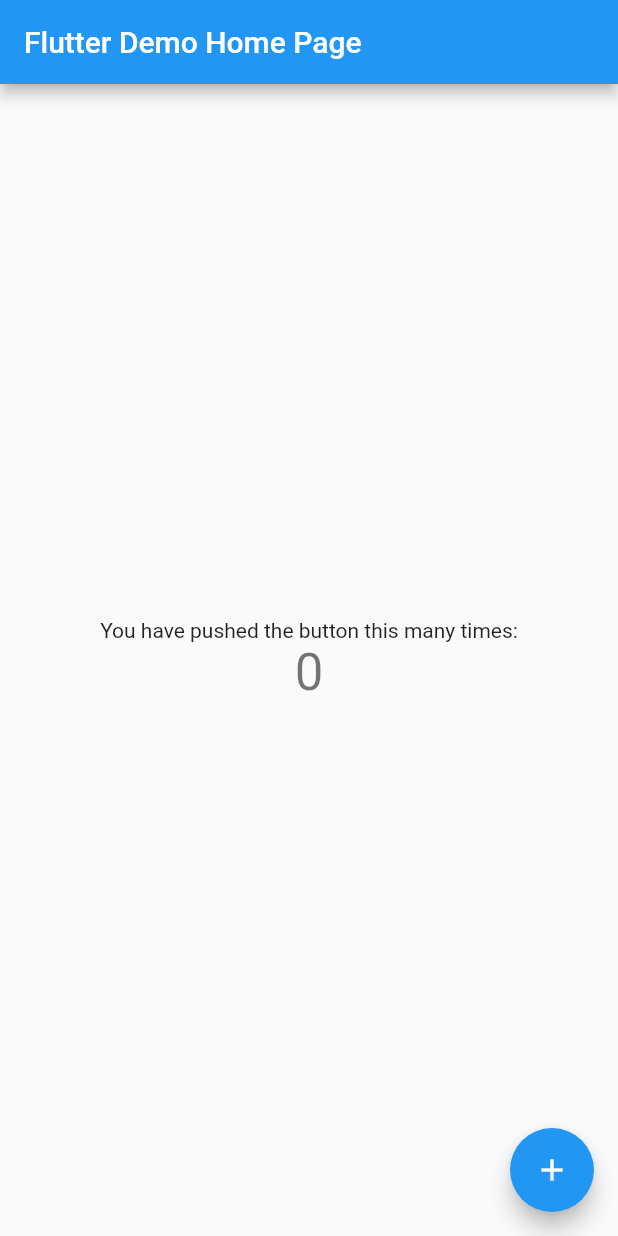
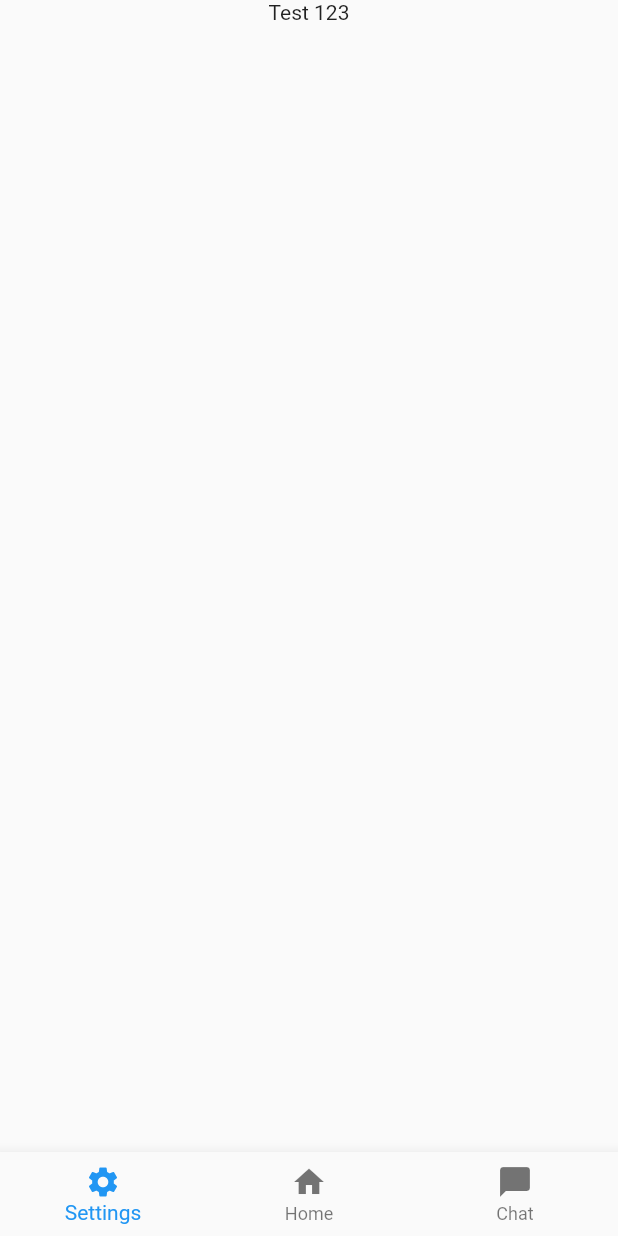
Before and after one commit to lucastarche/studdy-buddy, a Flutter app: the screen it shows after launch, on a phone screen of 412 x 824 dp. Run offline on Flutter 3.47's test engine with Material 2 defaults, Android fonts, the phone set to English and light mode, and no system bars.

Commit message:
Setup bottom navigation bar

```diff
--- /dev/null
+++ b/lib/components/app_scaffold.dart
@@ -0,0 +1,30 @@
+import 'package:flutter/material.dart';
+import 'package:studdy_buddy/components/bottom_navigation_bar.dart';
+
+import '../routes.dart';
+
+class AppScaffold extends StatelessWidget {
+  final Widget? body;
+  const AppScaffold({
+    super.key,
+    this.body,
+  });
+
+  @override
+  Widget build(BuildContext context) {
+    return Scaffold(
+      body: body,
+      bottomNavigationBar: CustomNavigationBar(
+        onNavigate: (index) {
+          if (index == 0) {
+            Navigator.pushNamed(context, Routes.settings.name);
+          } else if (index == 1) {
+            Navigator.pushNamed(context, Routes.home.name);
+          } else if (index == 2) {
+            Navigator.pushNamed(context, Routes.chat.name);
+          }
+        },
+      ),
+    );
+  }
+}
--- /dev/null
+++ b/lib/components/bottom_navigation_bar.dart
@@ -0,0 +1,18 @@
+import 'package:flutter/material.dart';
+
+class CustomNavigationBar extends StatelessWidget {
+  final Function(int) onNavigate;
+  const CustomNavigationBar({super.key, required this.onNavigate});
+
+  @override
+  Widget build(BuildContext context) {
+    return BottomNavigationBar(
+      items: const [
+        BottomNavigationBarItem(icon: Icon(Icons.settings), label: "Settings"),
+        BottomNavigationBarItem(icon: Icon(Icons.home), label: "Home"),
+        BottomNavigationBarItem(icon: Icon(Icons.chat_bubble), label: "Chat"),
+      ],
+      onTap: onNavigate,
+    );
+  }
+}
--- /dev/null
+++ b/lib/home/home.dart
@@ -0,0 +1,20 @@
+import 'package:flutter/material.dart';
+import 'package:studdy_buddy/components/app_scaffold.dart';
+
+class HomePage extends StatelessWidget {
+  const HomePage({super.key});
+
+  @override
+  Widget build(BuildContext context) {
+    return AppScaffold(
+      body: Center(
+        child: Column(
+          crossAxisAlignment: CrossAxisAlignment.center,
+          children: [
+            Text("Test 123"),
+          ],
+        ),
+      ),
+    );
+  }
+}
--- a/lib/main.dart
+++ b/lib/main.dart
@@ -1,115 +1,29 @@
 import 'package:flutter/material.dart';
+import 'package:studdy_buddy/components/app_scaffold.dart';
+import 'package:studdy_buddy/home/home.dart';
+import 'package:studdy_buddy/routes.dart';
 
 void main() {
-  runApp(const MyApp());
+  runApp(const StuddyBuddyApp());
 }
 
-class MyApp extends StatelessWidget {
-  const MyApp({super.key});
+class StuddyBuddyApp extends StatelessWidget {
+  const StuddyBuddyApp({super.key});
 
-  // This widget is the root of your application.
   @override
   Widget build(BuildContext context) {
     return MaterialApp(
-      title: 'Flutter Demo',
+      title: 'Studdy Buddy!',
       theme: ThemeData(
         // This is the theme of your application.
-        //
-        // Try running your application with "flutter run". You'll see the
-        // application has a blue toolbar. Then, without quitting the app, try
-        // changing the primarySwatch below to Colors.green and then invoke
-        // "hot reload" (press "r" in the console where you ran "flutter run",
-        // or simply save your changes to "hot reload" in a Flutter IDE).
-        // Notice that the counter didn't reset back to zero; the application
-        // is not restarted.
         primarySwatch: Colors.blue,
       ),
-      home: const MyHomePage(title: 'Flutter Demo Home Page'),
+      initialRoute: Routes.home.name,
+      routes: {
+        Routes.home.name: (context) => const HomePage(),
+        Routes.settings.name: (context) => const AppScaffold(),
+        Routes.chat.name: (context) => const AppScaffold(),
+      },
     );
   }
 }
-
-class MyHomePage extends StatefulWidget {
-  const MyHomePage({super.key, required this.title});
-
-  // This widget is the home page of your application. It is stateful, meaning
-  // that it has a State object (defined below) that contains fields that affect
-  // how it looks.
-
-  // This class is the configuration for the state. It holds the values (in this
-  // case the title) provided by the parent (in this case the App widget) and
-  // used by the build method of the State. Fields in a Widget subclass are
-  // always marked "final".
-
-  final String title;
-
-  @override
-  State<MyHomePage> createState() => _MyHomePageState();
-}
-
-class _MyHomePageState extends State<MyHomePage> {
-  int _counter = 0;
-
-  void _incrementCounter() {
-    setState(() {
-      // This call to setState tells the Flutter framework that something has
-      // changed in this State, which causes it to rerun the build method below
-      // so that the display can reflect the updated values. If we changed
-      // _counter without calling setState(), then the build method would not be
-      // called again, and so nothing would appear to happen.
-      _counter++;
-    });
-  }
-
-  @override
-  Widget build(BuildContext context) {
-    // This method is rerun every time setState is called, for instance as done
-    // by the _incrementCounter method above.
-    //
-    // The Flutter framework has been optimized to make rerunning build methods
-    // fast, so that you can just rebuild anything that needs updating rather
-    // than having to individually change instances of widgets.
-    return Scaffold(
-      appBar: AppBar(
-        // Here we take the value from the MyHomePage object that was created by
-        // the App.build method, and use it to set our appbar title.
-        title: Text(widget.title),
-      ),
-      body: Center(
-        // Center is a layout widget. It takes a single child and positions it
-        // in the middle of the parent.
-        child: Column(
-          // Column is also a layout widget. It takes a list of children and
-          // arranges them vertically. By default, it sizes itself to fit its
-          // children horizontally, and tries to be as tall as its parent.
-          //
-          // Invoke "debug painting" (press "p" in the console, choose the
-          // "Toggle Debug Paint" action from the Flutter Inspector in Android
-          // Studio, or the "Toggle Debug Paint" command in Visual Studio Code)
-          // to see the wireframe for each widget.
-          //
-          // Column has various properties to control how it sizes itself and
-          // how it positions its children. Here we use mainAxisAlignment to
-          // center the children vertically; the main axis here is the vertical
-          // axis because Columns are vertical (the cross axis would be
-          // horizontal).
-          mainAxisAlignment: MainAxisAlignment.center,
-          children: <Widget>[
-            const Text(
-              'You have pushed the button this many times:',
-            ),
-            Text(
-              '$_counter',
-              style: Theme.of(context).textTheme.headlineMedium,
-            ),
-          ],
-        ),
-      ),
-      floatingActionButton: FloatingActionButton(
-        onPressed: _incrementCounter,
-        tooltip: 'Increment',
-        child: const Icon(Icons.add),
-      ), // This trailing comma makes auto-formatting nicer for build methods.
-    );
-  }
-}
--- /dev/null
+++ b/lib/routes.dart
@@ -0,0 +1,5 @@
+enum Routes {
+  home,
+  chat,
+  settings,
+}
```
Also changed, not shown: 1 other file.
